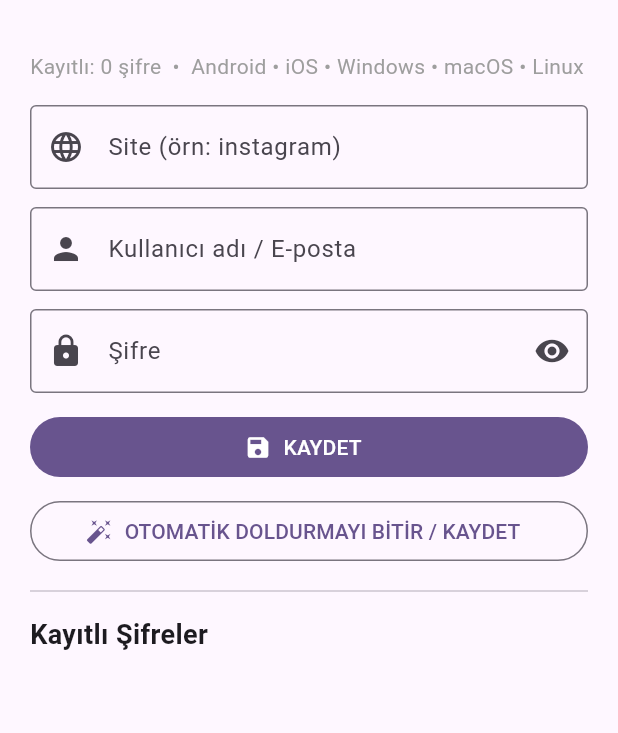
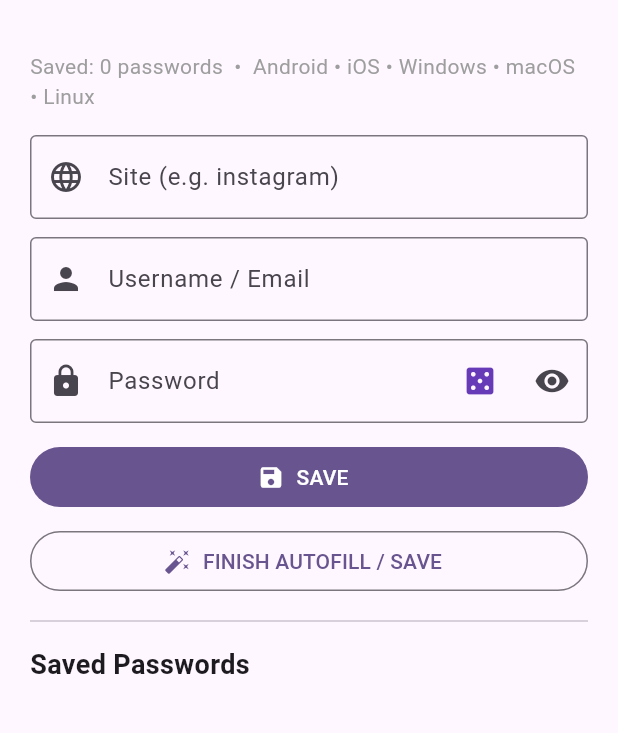
Before and after one commit to hasanylmztrk/SafeKey-Password-Generator, a Flutter app: the screen it shows after launch, on a phone screen of 412 x 824 dp, the part 63-796 px from its top. Run offline on Flutter 3.47's test engine with Material 3 defaults, Android fonts, the phone set to English and light mode, and no system bars; our stand-ins replace flutter_secure_storage.

Commit message:
Update main.dart

```diff
--- a/lib/main.dart
+++ b/lib/main.dart
@@ -1,4 +1,5 @@
 import 'dart:convert';
+import 'dart:math';
 import 'package:flutter/material.dart';
 import 'package:flutter/services.dart';
 import 'package:flutter_secure_storage/flutter_secure_storage.dart';
@@ -16,39 +17,45 @@ class SafeKeyApp extends StatelessWidget {
         colorScheme: ColorScheme.fromSeed(seedColor: Colors.deepPurple),
         useMaterial3: true,
       ),
-      home: const AnaSayfa(),
+      home: const HomePage(),
     );
   }
 }
 
-class AnaSayfa extends StatefulWidget {
-  const AnaSayfa({super.key});
+class HomePage extends StatefulWidget {
+  const HomePage({super.key});
   @override
-  State<AnaSayfa> createState() => _AnaSayfaState();
+  State<HomePage> createState() => _HomePageState();
 }
 
-class _AnaSayfaState extends State<AnaSayfa> {
+class _HomePageState extends State<HomePage> {
   final storage = const FlutterSecureStorage();
   final siteCtrl = TextEditingController();
   final userCtrl = TextEditingController();
   final passCtrl = TextEditingController();
-  Map<String, dynamic> veriler = {};
-  bool sifreGizli = true;
+  Map<String, dynamic> data = {};
+  bool isPasswordHidden = true;
+
+  // PASSWORD GENERATOR SETTINGS
+  double genLength = 16;
+  bool genUpper = true;
+  bool genLower = true;
+  bool genNumbers = true;
+  bool genSymbols = true;
+  String generatedPassword = "";
+  bool isGeneratorOpen = false;
 
   @override
   void initState() {
     super.initState();
-    yukle();
-    // OTOMATIK DOLDURMA: Site yazildikca dinle
+    load();
     siteCtrl.addListener(() {
       final site = siteCtrl.text.trim().toLowerCase();
       if (site.isEmpty) return;
-      final item = veriler[site];
+      final item = data[site];
       if (item != null) {
-        // Eger kullanici zaten elle bir sey yazmadiysa doldur
-        // veya direkt doldur, cunku site eslesti
-        userCtrl.text = item['kullanici'] ?? '';
-        passCtrl.text = item['sifre'] ?? '';
+        userCtrl.text = item['username'] ?? '';
+        passCtrl.text = item['password'] ?? '';
       }
     });
   }
@@ -61,59 +68,79 @@ class _AnaSayfaState extends State<AnaSayfa> {
     super.dispose();
   }
 
-  Future<void> yukle() async {
+  Future<void> load() async {
     final jsonStr = await storage.read(key: 'safekey_data');
     if (jsonStr != null) {
-      setState(() => veriler = jsonDecode(jsonStr));
+      setState(() => data = jsonDecode(jsonStr));
     }
   }
 
-  Future<void> kaydet() async {
-    await storage.write(key: 'safekey_data', value: jsonEncode(veriler));
+  Future<void> save() async {
+    await storage.write(key: 'safekey_data', value: jsonEncode(data));
   }
 
-  void ekle() async {
+  void add() async {
     final site = siteCtrl.text.trim().toLowerCase();
     final user = userCtrl.text.trim();
     final pass = passCtrl.text.trim();
     if (site.isEmpty || pass.isEmpty) {
       ScaffoldMessenger.of(context).showSnackBar(
-        const SnackBar(content: Text('Site ve şifre boş olamaz!')));
+        const SnackBar(content: Text('Site and password cannot be empty!')));
       return;
     }
     setState(() {
-      veriler[site] = {'kullanici': user, 'sifre': pass};
+      data[site] = {'username': user, 'password': pass};
       siteCtrl.clear(); userCtrl.clear(); passCtrl.clear();
     });
-    await kaydet();
-    // OTOMATIK DOLDURMA: Sisteme "kayit bitti" de, Android/iOS kaydetmeyi teklif etsin
+    await save();
     TextInput.finishAutofillContext();
     if (!mounted) return;
     ScaffoldMessenger.of(context).showSnackBar(
-      SnackBar(content: Text('$site kaydedildi! ✅')));
+      SnackBar(content: Text('$site saved! ✅')));
   }
 
-  void sil(String site) async {
-    setState(() => veriler.remove(site));
-    await kaydet();
+  void delete(String site) async {
+    setState(() => data.remove(site));
+    await save();
   }
 
-  void kopyala(String text) {
+  void copy(String text) {
     Clipboard.setData(ClipboardData(text: text));
     ScaffoldMessenger.of(context).showSnackBar(
-      const SnackBar(content: Text('Kopyalandı!')));
+      const SnackBar(content: Text('Copied!')));
   }
 
-  void doldur(String site) {
-    final item = veriler[site];
+  void fill(String site) {
+    final item = data[site];
     if (item == null) return;
     setState(() {
       siteCtrl.text = site;
-      userCtrl.text = item['kullanici'] ?? '';
-      passCtrl.text = item['sifre'] ?? '';
+      userCtrl.text = item['username'] ?? '';
+      passCtrl.text = item['password'] ?? '';
     });
     ScaffoldMessenger.of(context).showSnackBar(
-      SnackBar(content: Text('$site dolduruldu!')));
+      SnackBar(content: Text('$site filled!')));
+  }
+
+  // PASSWORD GENERATE FUNCTION
+  void generatePassword() {
+    String chars = "";
+    if (genUpper) chars += "ABCDEFGHIJKLMNOPQRSTUVWXYZ";
+    if (genLower) chars += "abcdefghijklmnopqrstuvwxyz";
+    if (genNumbers) chars += "0123456789";
+    if (genSymbols) chars += "!@#\$%^&*()-_=+";
+    if (chars.isEmpty) {
+      ScaffoldMessenger.of(context).showSnackBar(
+        const SnackBar(content: Text('Select at least one option!')));
+      return;
+    }
+    final rand = Random.secure();
+    final newPass = List.generate(genLength.toInt(), (_) => chars[rand.nextInt(chars.length)]).join();
+    setState(() {
+      generatedPassword = newPass;
+      passCtrl.text = newPass;
+      isPasswordHidden = false;
+    });
   }
 
   @override
@@ -128,7 +155,7 @@ class _AnaSayfaState extends State<AnaSayfa> {
         child: Column(
           crossAxisAlignment: CrossAxisAlignment.stretch,
           children: [
-            Text('Kayıtlı: ${veriler.length} şifre  •  Android • iOS • Windows • macOS • Linux',
+            Text('Saved: ${data.length} passwords  •  Android • iOS • Windows • macOS • Linux',
               style: const TextStyle(color: Colors.grey)),
             const SizedBox(height: 16),
             AutofillGroup(
@@ -139,8 +166,8 @@ class _AnaSayfaState extends State<AnaSayfa> {
                     autofillHints: const [AutofillHints.url],
                     textInputAction: TextInputAction.next,
                     decoration: const InputDecoration(
-                      labelText: 'Site (örn: instagram)',
-                      hintText: 'Yazınca otomatik dolar...',
+                      labelText: 'Site (e.g. instagram)',
+                      hintText: 'Type to autofill...',
                       border: OutlineInputBorder(),
                       prefixIcon: Icon(Icons.language)),
                   ),
@@ -151,7 +178,7 @@ class _AnaSayfaState extends State<AnaSayfa> {
                     keyboardType: TextInputType.emailAddress,
                     textInputAction: TextInputAction.next,
                     decoration: const InputDecoration(
-                      labelText: 'Kullanıcı adı / E-posta',
+                      labelText: 'Username / Email',
                       border: OutlineInputBorder(),
                       prefixIcon: Icon(Icons.person)),
                   ),
@@ -159,51 +186,109 @@ class _AnaSayfaState extends State<AnaSayfa> {
                   TextField(
                     controller: passCtrl,
                     autofillHints: const [AutofillHints.password],
-                    obscureText: sifreGizli,
+                    obscureText: isPasswordHidden,
                     textInputAction: TextInputAction.done,
-                    onSubmitted: (_) => ekle(),
+                    onSubmitted: (_) => add(),
                     decoration: InputDecoration(
-                      labelText: 'Şifre',
+                      labelText: 'Password',
                       border: const OutlineInputBorder(),
                       prefixIcon: const Icon(Icons.lock),
-                      suffixIcon: IconButton(
-                        icon: Icon(sifreGizli ? Icons.visibility : Icons.visibility_off),
-                        onPressed: () => setState(() => sifreGizli = !sifreGizli),
+                      suffixIcon: Row(
+                        mainAxisSize: MainAxisSize.min,
+                        children: [
+                          IconButton(
+                            icon: const Icon(Icons.casino, color: Colors.deepPurple),
+                            tooltip: 'Generate Password',
+                            onPressed: () => setState(() => isGeneratorOpen = !isGeneratorOpen),
+                          ),
+                          IconButton(
+                            icon: Icon(isPasswordHidden ? Icons.visibility : Icons.visibility_off),
+                            onPressed: () => setState(() => isPasswordHidden = !isPasswordHidden),
+                          ),
+                        ],
                       ),
                     ),
                   ),
                 ],
               ),
             ),
+            // PASSWORD GENERATOR PANEL
+            if (isGeneratorOpen)
+              Card(
+                color: Colors.deepPurple.shade50,
+                margin: const EdgeInsets.only(top: 12),
+                child: Padding(
+                  padding: const EdgeInsets.all(16),
+                  child: Column(
+                    crossAxisAlignment: CrossAxisAlignment.start,
+                    children: [
+                      Row(
+                        children: [
+                          const Icon(Icons.auto_fix_high, color: Colors.deepPurple),
+                          const SizedBox(width: 8),
+                          const Text('Password Generator', style: TextStyle(fontSize: 17, fontWeight: FontWeight.bold)),
+                          const Spacer(),
+                          IconButton(icon: const Icon(Icons.close), onPressed: () => setState(() => isGeneratorOpen = false)),
+                        ],
+                      ),
+                      const SizedBox(height: 8),
+                      Container(
+                        width: double.infinity,
+                        padding: const EdgeInsets.all(12),
+                        decoration: BoxDecoration(color: Colors.white, borderRadius: BorderRadius.circular(8), border: Border.all(color: Colors.deepPurple.shade100)),
+                        child: Row(
+                          children: [
+                            Expanded(child: SelectableText(generatedPassword.isEmpty ? "Press Generate..." : generatedPassword, style: const TextStyle(fontSize: 16, fontWeight: FontWeight.bold))),
+                            IconButton(icon: const Icon(Icons.copy), onPressed: () => copy(generatedPassword)),
+                          ],
+                        ),
+                      ),
+                      const SizedBox(height: 8),
+                      Text('Length: ${genLength.toInt()}', style: const TextStyle(fontWeight: FontWeight.bold)),
+                      Slider(value: genLength, min: 6, max: 32, divisions: 26, label: genLength.toInt().toString(), onChanged: (v) => setState(() => genLength = v)),
+                      SwitchListTile(title: const Text('Uppercase (ABC)'), value: genUpper, onChanged: (v) => setState(() => genUpper = v)),
+                      SwitchListTile(title: const Text('Lowercase (abc)'), value: genLower, onChanged: (v) => setState(() => genLower = v)),
+                      SwitchListTile(title: const Text('Numbers (123)'), value: genNumbers, onChanged: (v) => setState(() => genNumbers = v)),
+                      SwitchListTile(title: const Text('Symbols (!@#)'), value: genSymbols, onChanged: (v) => setState(() => genSymbols = v)),
+                      SizedBox(
+                        width: double.infinity,
+                        child: FilledButton.icon(onPressed: generatePassword, icon: const Icon(Icons.refresh), label: const Text('GENERATE PASSWORD')),
+                      ),
+                      const SizedBox(height: 4),
+                      const Text('Generated password is automatically written to the Password field above. Just press SAVE.', style: TextStyle(fontSize: 12, color: Colors.grey)),
+                    ],
+                  ),
+                ),
+              ),
             const SizedBox(height: 12),
             FilledButton.icon(
-              onPressed: ekle,
+              onPressed: add,
               icon: const Icon(Icons.save),
-              label: const Text('KAYDET'),
+              label: const Text('SAVE'),
             ),
             const SizedBox(height: 8),
             OutlinedButton.icon(
               onPressed: () => TextInput.finishAutofillContext(),
               icon: const Icon(Icons.auto_fix_high),
-              label: const Text('OTOMATİK DOLDURMAYI BİTİR / KAYDET'),
+              label: const Text('FINISH AUTOFILL / SAVE'),
             ),
             const Divider(height: 32),
-            const Text('Kayıtlı Şifreler', style: TextStyle(fontSize: 18, fontWeight: FontWeight.bold)),
+            const Text('Saved Passwords', style: TextStyle(fontSize: 18, fontWeight: FontWeight.bold)),
             const SizedBox(height: 8),
-            ...veriler.keys.map((site) {
-              final item = veriler[site];
+            ...data.keys.map((site) {
+              final item = data[site];
               return Card(
                 child: ListTile(
-                  onTap: () => doldur(site),
+                  onTap: () => fill(site),
                   leading: CircleAvatar(child: Text(site[0].toUpperCase())),
                   title: Text(site.toUpperCase(), style: const TextStyle(fontWeight: FontWeight.bold)),
-                  subtitle: Text('Kullanıcı: ${item['kullanici']}  •  Şifre: ••••••••'),
+                  subtitle: Text('User: ${item['username']}  •  Password: ••••••••'),
                   trailing: Row(
                     mainAxisSize: MainAxisSize.min,
                     children: [
-                      IconButton(icon: const Icon(Icons.auto_fix_high), onPressed: () => doldur(site)),
-                      IconButton(icon: const Icon(Icons.copy), onPressed: () => kopyala(item['sifre'])),
-                      IconButton(icon: const Icon(Icons.delete, color: Colors.red), onPressed: () => sil(site)),
+                      IconButton(icon: const Icon(Icons.auto_fix_high), onPressed: () => fill(site)),
+                      IconButton(icon: const Icon(Icons.copy), onPressed: () => copy(item['password'])),
+                      IconButton(icon: const Icon(Icons.delete, color: Colors.red), onPressed: () => delete(site)),
                     ],
                   ),
                 ),
```
